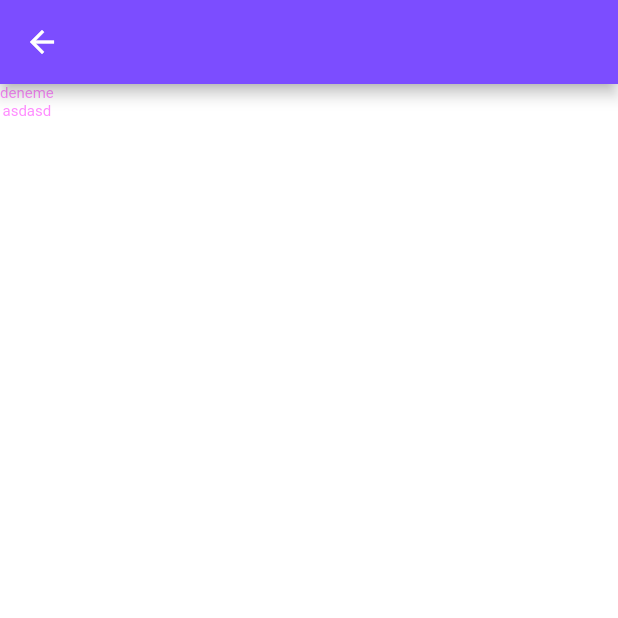
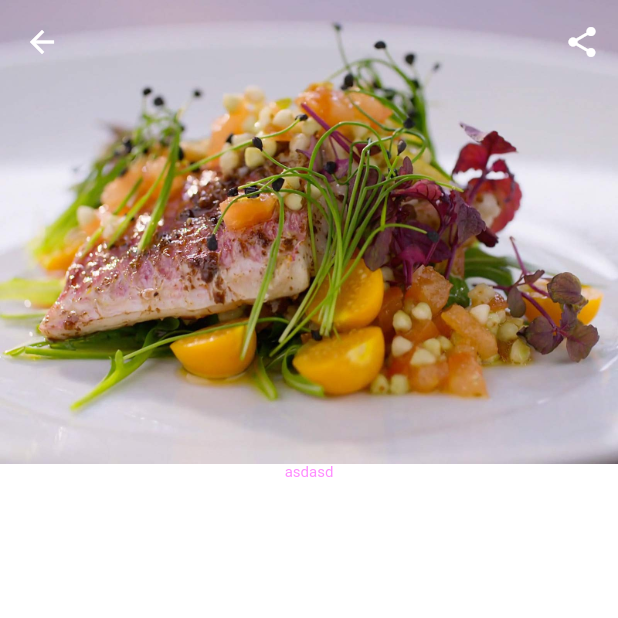
Before and after one commit to umutcanceyhan7/FlutterRecipeApp, a Flutter app: the AlphanYemek screen opened by its route, on a phone screen of 412 x 824 dp, the top half of it. Run offline on Flutter 3.47's test engine with Material 2 defaults, Android fonts, the phone set to English and light mode, and no system bars; Roboto replaces fonts that are missing (Futura).

Commit message:
alphan sayfasına resim ekledim

```diff
--- a/lib/screens/alphan_yemek/alphan_yemek.dart
+++ b/lib/screens/alphan_yemek/alphan_yemek.dart
@@ -13,13 +13,26 @@ class AlphanYemek extends StatelessWidget {
   @override
   Widget build(BuildContext context) {
     return Scaffold(
-      appBar: AppBar(),
+      extendBodyBehindAppBar: true,
+      backgroundColor: Colors.white,
+      appBar: AppBar(
+        backgroundColor: Colors.transparent,
+        shadowColor: Colors.transparent,
+        actions: [
+          IconButton(
+              onPressed: () {
+
+              },
+              icon: Icon(Icons.share),
+          ),
+        ],
+      ),
       body: Column(
         children: <Widget>[
-          Text('deneme'),
+          Container(
+              child: Image.asset('lib/assets/images/yemek.jpg')),
           Text('asdasd'),
         ],
-
       ),
 
     );
--- a/pubspec.yaml
+++ b/pubspec.yaml
@@ -58,7 +58,8 @@ flutter:
   uses-material-design: true
 
   # To add assets to your application, add an assets section, like this:
-  # assets:
+  assets:
+    - lib/assets/images/
   #   - images/a_dot_burr.jpeg
   #   - images/a_dot_ham.jpeg
 
```
Also changed, not shown: lib/assets/images/yemek.jpg (added), pubspec.lock, 1 other file.
